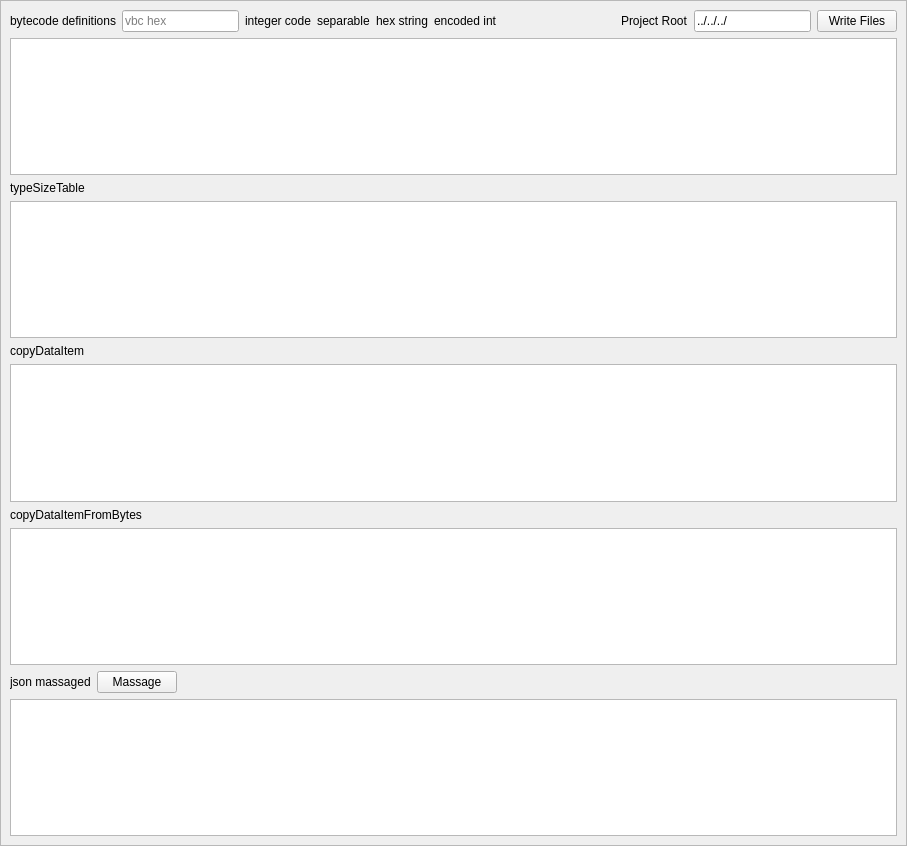
Qt form apps/CodeForm/codeform.ui (assignonward/aosuite) before a commit.
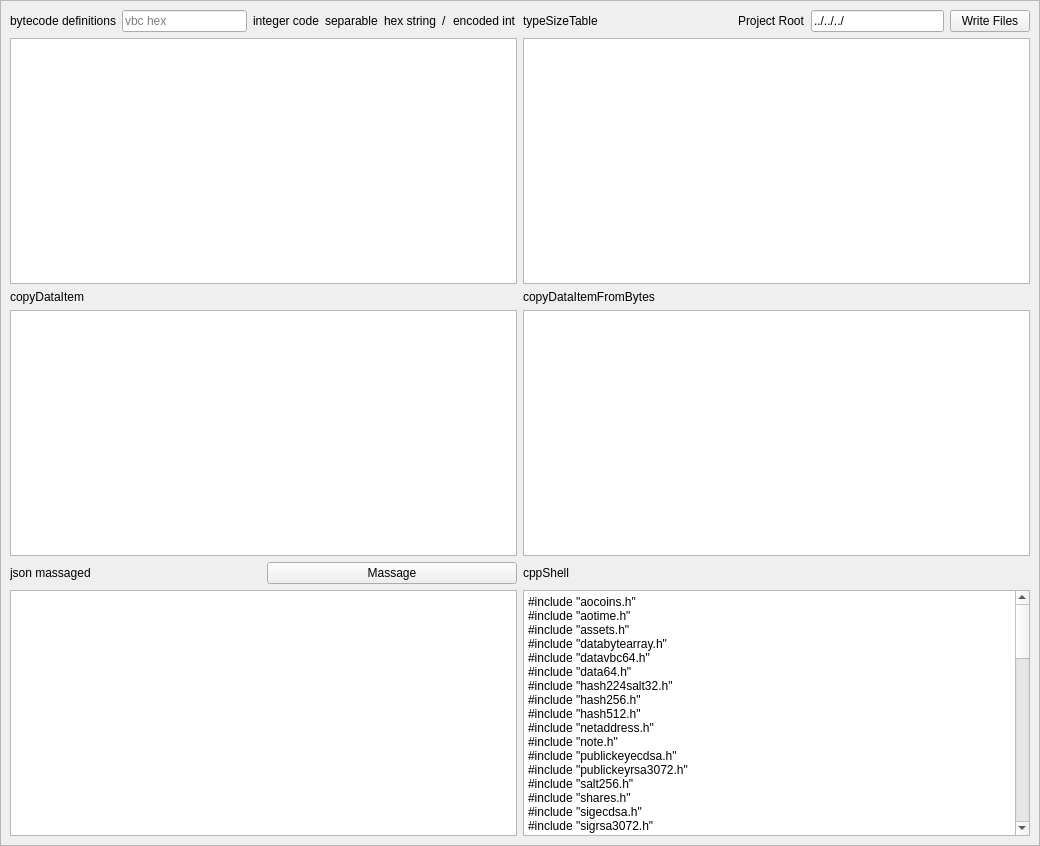
The same form after that commit.

Commit message: auto write dataitem-auto.cpp

Patch:
```diff
--- a/apps/CodeForm/codeform.ui
+++ b/apps/CodeForm/codeform.ui
@@ -6,7 +6,7 @@
    <rect>
     <x>0</x>
     <y>0</y>
-    <width>907</width>
+    <width>1040</width>
     <height>846</height>
    </rect>
   </property>
@@ -21,12 +21,64 @@
     <rect>
      <x>0</x>
      <y>0</y>
-     <width>905</width>
+     <width>1038</width>
      <height>844</height>
     </rect>
    </property>
-   <layout class="QVBoxLayout" name="verticalLayout">
-    <item>
+   <layout class="QGridLayout" name="gridLayout">
+    <item row="1" column="1">
+     <widget class="QPlainTextEdit" name="typeSizeTable">
+      <property name="font">
+       <font>
+        <family>Ubuntu Mono</family>
+       </font>
+      </property>
+     </widget>
+    </item>
+    <item row="4" column="1">
+     <widget class="QLabel" name="label_4">
+      <property name="text">
+       <string>copyDataItemFromBytes</string>
+      </property>
+     </widget>
+    </item>
+    <item row="5" column="1">
+     <widget class="QPlainTextEdit" name="copyDataItemFromBytes">
+      <property name="font">
+       <font>
+        <family>Ubuntu Mono</family>
+       </font>
+      </property>
+     </widget>
+    </item>
+    <item row="9" column="0">
+     <widget class="QPlainTextEdit" name="json">
+      <property name="font">
+       <font>
+        <family>Ubuntu Mono</family>
+       </font>
+      </property>
+     </widget>
+    </item>
+    <item row="1" column="0">
+     <widget class="QPlainTextEdit" name="bytecodeDefinitions">
+      <property name="font">
+       <font>
+        <family>Ubuntu Mono</family>
+       </font>
+      </property>
+     </widget>
+    </item>
+    <item row="5" column="0">
+     <widget class="QPlainTextEdit" name="copyDataItem">
+      <property name="font">
+       <font>
+        <family>Ubuntu Mono</family>
+       </font>
+      </property>
+     </widget>
+    </item>
+    <item row="0" column="0">
      <layout class="QHBoxLayout" name="horizontalLayout_2">
       <property name="topMargin">
        <number>0</number>
@@ -69,6 +121,13 @@
         </property>
        </widget>
       </item>
+      <item>
+       <widget class="QLabel" name="label_8">
+        <property name="text">
+         <string>/</string>
+        </property>
+       </widget>
+      </item>
       <item>
        <widget class="QLabel" name="encodedInt">
         <property name="text">
@@ -76,100 +135,16 @@
         </property>
        </widget>
       </item>
-      <item>
-       <spacer name="horizontalSpacer_2">
-        <property name="orientation">
-         <enum>Qt::Horizontal</enum>
-        </property>
-        <property name="sizeHint" stdset="0">
-         <size>
-          <width>40</width>
-          <height>20</height>
-         </size>
-        </property>
-       </spacer>
-      </item>
-      <item>
-       <widget class="QLabel" name="label_6">
-        <property name="text">
-         <string>Project Root</string>
-        </property>
-       </widget>
-      </item>
-      <item>
-       <widget class="QLineEdit" name="projectRoot">
-        <property name="text">
-         <string>../../../</string>
-        </property>
-       </widget>
-      </item>
-      <item>
-       <widget class="QPushButton" name="writeFiles">
-        <property name="text">
-         <string>Write Files</string>
-        </property>
-       </widget>
-      </item>
      </layout>
     </item>
-    <item>
-     <widget class="QPlainTextEdit" name="bytecodeDefinitions">
-      <property name="font">
-       <font>
-        <family>Ubuntu Mono</family>
-       </font>
-      </property>
-     </widget>
-    </item>
-    <item>
-     <widget class="QLabel" name="label_2">
-      <property name="text">
-       <string>typeSizeTable</string>
-      </property>
-     </widget>
-    </item>
-    <item>
-     <widget class="QPlainTextEdit" name="typeSizeTable">
-      <property name="font">
-       <font>
-        <family>Ubuntu Mono</family>
-       </font>
-      </property>
-     </widget>
-    </item>
-    <item>
+    <item row="4" column="0">
      <widget class="QLabel" name="label_3">
       <property name="text">
        <string>copyDataItem</string>
       </property>
      </widget>
     </item>
-    <item>
-     <widget class="QPlainTextEdit" name="copyDataItem">
-      <property name="font">
-       <font>
-        <family>Ubuntu Mono</family>
-       </font>
-      </property>
-     </widget>
-    </item>
-    <item>
-     <widget class="QLabel" name="label_4">
-      <property name="text">
-       <string>copyDataItemFromBytes</string>
-      </property>
-     </widget>
-    </item>
-    <item>
-     <widget class="QPlainTextEdit" name="copyDataItemFromBytes">
-      <property name="font">
-       <font>
-        <family>Ubuntu Mono</family>
-       </font>
-      </property>
-     </widget>
-    </item>
-    <item>
+    <item row="8" column="0">
      <layout class="QHBoxLayout" name="horizontalLayout">
       <property name="topMargin">
        <number>0</number>
@@ -188,8 +163,19 @@
         </property>
        </widget>
       </item>
+     </layout>
+    </item>
+    <item row="0" column="1">
+     <layout class="QHBoxLayout" name="horizontalLayout_3">
       <item>
-       <spacer name="horizontalSpacer">
+       <widget class="QLabel" name="label_2">
+        <property name="text">
+         <string>typeSizeTable</string>
+        </property>
+       </widget>
+      </item>
+      <item>
+       <spacer name="horizontalSpacer_2">
         <property name="orientation">
          <enum>Qt::Horizontal</enum>
         </property>
@@ -201,14 +187,103 @@
         </property>
        </spacer>
       </item>
+      <item>
+       <widget class="QLabel" name="label_6">
+        <property name="text">
+         <string>Project Root</string>
+        </property>
+       </widget>
+      </item>
+      <item>
+       <widget class="QLineEdit" name="projectRoot">
+        <property name="text">
+         <string>../../../</string>
+        </property>
+       </widget>
+      </item>
+      <item>
+       <widget class="QPushButton" name="writeFiles">
+        <property name="text">
+         <string>Write Files</string>
+        </property>
+       </widget>
+      </item>
      </layout>
     </item>
-    <item>
-     <widget class="QPlainTextEdit" name="json">
-      <property name="font">
-       <font>
-        <family>Ubuntu Mono</family>
-       </font>
+    <item row="8" column="1">
+     <widget class="QLabel" name="label_7">
+      <property name="text">
+       <string>cppShell</string>
+      </property>
+     </widget>
+    </item>
+    <item row="9" column="1">
+     <widget class="QPlainTextEdit" name="cppShell">
+      <property name="plainText">
+       <string>#include &quot;aocoins.h&quot;
+#include &quot;aotime.h&quot;
+#include &quot;assets.h&quot;
+#include &quot;databytearray.h&quot;
+#include &quot;datavbc64.h&quot;
+#include &quot;data64.h&quot;
+#include &quot;hash224salt32.h&quot;
+#include &quot;hash256.h&quot;
+#include &quot;hash512.h&quot;
+#include &quot;netaddress.h&quot;
+#include &quot;note.h&quot;
+#include &quot;publickeyecdsa.h&quot;
+#include &quot;publickeyrsa3072.h&quot;
+#include &quot;salt256.h&quot;
+#include &quot;shares.h&quot;
+#include &quot;sigecdsa.h&quot;
+#include &quot;sigrsa3072.h&quot;
+#include &quot;assignment.h&quot;
+#include &quot;assignref.h&quot;
+#include &quot;authorization.h&quot;
+#include &quot;blockref.h&quot;
+#include &quot;genericcollection.h&quot;
+#include &quot;genesisref.h&quot;
+#include &quot;keypair.h&quot;
+#include &quot;pageref.h&quot;
+#include &quot;participant.h&quot;
+#include &quot;sharesref.h&quot;
+#include &quot;signature.h&quot;
+
+/**
+ * @brief fromDataItem
+ * @param di - serialized form of a data item
+ * @return a de-serialized &quot;live&quot; DataItem of the type found in the byte array
+ */
+DataItem *DataItem::fromDataItem( const DataItemBA &amp;di, QObject *p )
+{ // qDebug( &quot;making data item type 0x%x size %d&quot;, typeCodeOf(di), di.size() );
+  switch ( typeCodeOf( di ) )
+  { 
+%1
+  }
+  return new DataItem( AO_UNDEFINED_DATAITEM, p );
+}
+
+DataItem *DataItem::fromDataItem( const DataItem *ditm, QObject *p )
+{ switch ( ditm-&gt;typeCode )
+  { 
+%2
+  }
+  return new DataItem( AO_UNDEFINED_DATAITEM, p );
+}
+
+/**
+ * @brief DataItem::typeSizeTable - for fixed size types, return the number of data bytes that follow the typeCode
+ * @param tc - typecode to interpret
+ * @return size of type, if it is a known fixed size type, otherwise return -1
+ */
+qint32 DataItem::typeSizeTable( typeCode_t tc )
+{ switch ( tc )
+  {
+%3
+  }
+  return -1;
+}
+</string>
       </property>
      </widget>
     </item>
```
The commit also changes 4 other files.
